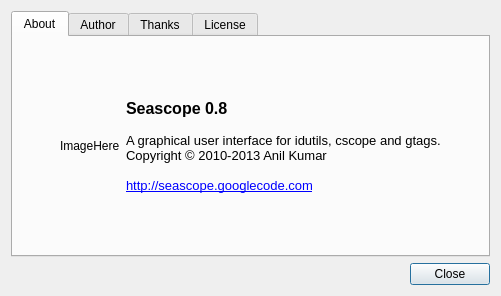
Old version of the form src/ui/about.ui in the repository anilFree/seascope.
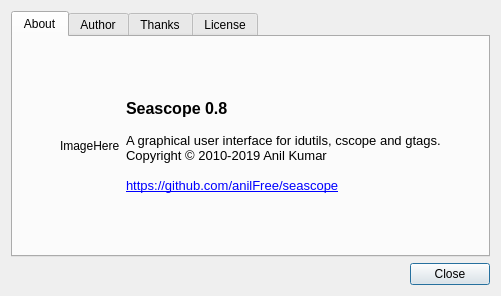
New version of the form.

Commit message: ace.js path fix

Diff of the .ui file:
```diff
--- a/src/ui/about.ui
+++ b/src/ui/about.ui
@@ -72,9 +72,9 @@
 &lt;p style=&quot; margin-top:0px; margin-bottom:0px; margin-left:0px; margin-right:0px; -qt-block-indent:0; text-indent:0px;&quot;&gt;&lt;span style=&quot; font-size:12pt; font-weight:600;&quot;&gt;Seascope 0.8&lt;/span&gt;&lt;/p&gt;
 &lt;p style=&quot;-qt-paragraph-type:empty; margin-top:0px; margin-bottom:0px; margin-left:0px; margin-right:0px; -qt-block-indent:0; text-indent:0px; font-weight:600;&quot;&gt;&lt;/p&gt;
 &lt;p style=&quot; margin-top:0px; margin-bottom:0px; margin-left:0px; margin-right:0px; -qt-block-indent:0; text-indent:0px;&quot;&gt;A graphical user interface for idutils, cscope and gtags.&lt;/p&gt;
-&lt;p style=&quot; margin-top:0px; margin-bottom:0px; margin-left:0px; margin-right:0px; -qt-block-indent:0; text-indent:0px;&quot;&gt;Copyright © 2010-2013 Anil Kumar&lt;/p&gt;
+&lt;p style=&quot; margin-top:0px; margin-bottom:0px; margin-left:0px; margin-right:0px; -qt-block-indent:0; text-indent:0px;&quot;&gt;Copyright © 2010-2019 Anil Kumar&lt;/p&gt;
 &lt;p style=&quot;-qt-paragraph-type:empty; margin-top:0px; margin-bottom:0px; margin-left:0px; margin-right:0px; -qt-block-indent:0; text-indent:0px;&quot;&gt;&lt;/p&gt;
-&lt;p style=&quot; margin-top:0px; margin-bottom:0px; margin-left:0px; margin-right:0px; -qt-block-indent:0; text-indent:0px;&quot;&gt;&lt;a href=&quot;http://seascope.googlecode.com&quot;&gt;&lt;span style=&quot; text-decoration: underline; color:#0000ff;&quot;&gt;http://seascope.googlecode.com&lt;/span&gt;&lt;/a&gt;&lt;/p&gt;&lt;/body&gt;&lt;/html&gt;</string>
+&lt;p style=&quot; margin-top:0px; margin-bottom:0px; margin-left:0px; margin-right:0px; -qt-block-indent:0; text-indent:0px;&quot;&gt;&lt;a href=&quot;https://github.com/anilFree/seascope&quot;&gt;&lt;span style=&quot; text-decoration: underline; color:#0000ff;&quot;&gt;https://github.com/anilFree/seascope&lt;/span&gt;&lt;/a&gt;&lt;/p&gt;&lt;/body&gt;&lt;/html&gt;</string>
            </property>
            <property name="alignment">
             <set>Qt::AlignLeading|Qt::AlignLeft|Qt::AlignVCenter</set>
```
The commit also changes 2 other files.
